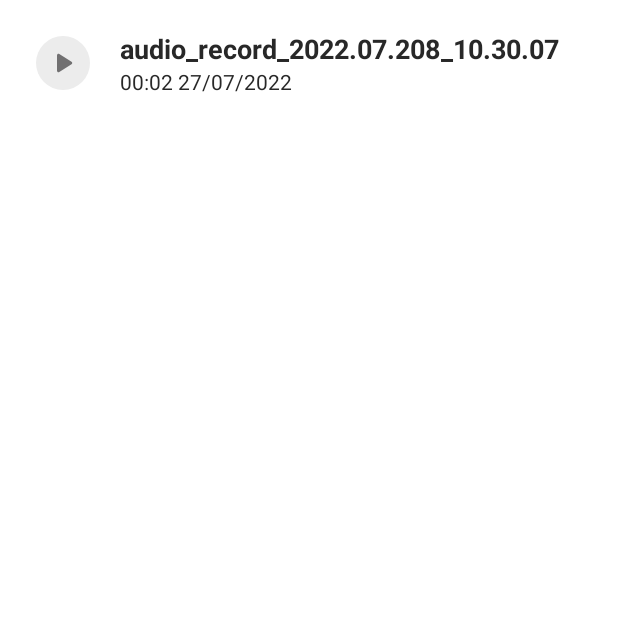
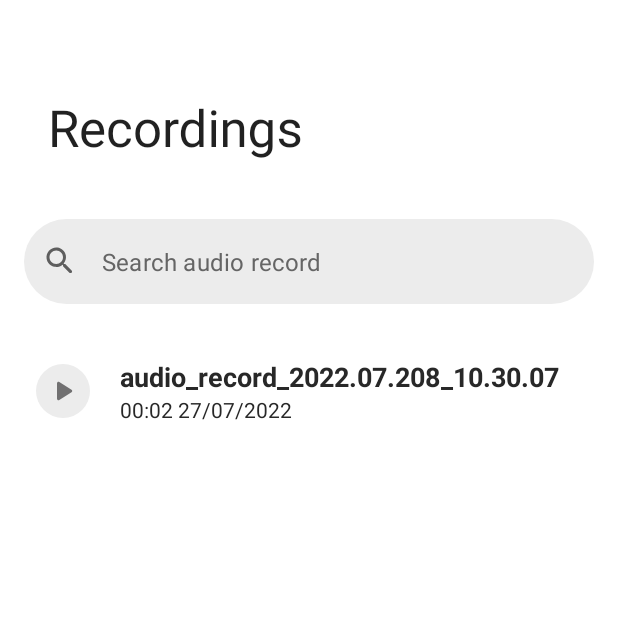
Before and after one commit to viktornikolov069/Audio-Recorder, an Android app: the GalleryActivity screen opened directly, with no data from a screen before it, on a phone screen of 412 x 824 dp, the top half of it. Run offline under Robolectric (Android 15) with nearby library versions, the phone set to English and light mode, and no system bars; our stand-ins replace Room's generated code.

Commit message:
Added filtering to recycle view

```diff
--- a/app/src/main/java/com/example/audiorecorder/db/AudioRecordDao.kt
+++ b/app/src/main/java/com/example/audiorecorder/db/AudioRecordDao.kt
@@ -6,6 +6,9 @@ import androidx.room.*
 interface AudioRecordDao {
     @Query("SELECT * FROM audioRecords")
     fun getAll(): List<AudioRecord>
+
+    @Query("SELECT * FROM audioRecords WHERE filename LIKE :query")
+    fun searchDataBase(query: String): List<AudioRecord>
 
     @Insert
     fun insert(vararg audioRecord: AudioRecord)
--- a/app/src/main/java/com/example/audiorecorder/ui/AudioPlayerActivity.kt
+++ b/app/src/main/java/com/example/audiorecorder/ui/AudioPlayerActivity.kt
@@ -7,7 +7,6 @@ import android.os.Bundle
 import android.os.Handler
 import android.os.Looper
 import android.widget.SeekBar
-import android.widget.TextView
 import androidx.core.content.res.ResourcesCompat
 import androidx.room.Room
 import com.example.audiorecorder.R
@@ -16,7 +15,6 @@ import com.example.audiorecorder.db.AppDatabase
 import com.example.audiorecorder.db.AudioRecord
 import com.example.audiorecorder.utils.Constants
 import com.example.audiorecorder.utils.Constants.BUNDLE_AUDIO_RECORD_ID
-import com.google.android.material.appbar.MaterialToolbar
 import java.text.DecimalFormat
 import java.text.NumberFormat
 
@@ -71,7 +69,6 @@ class AudioPlayerActivity : AppCompatActivity() {
             mtToolbar.setNavigationOnClickListener {
                 onBackPressed()
             }
-
             tvFilename.text = filename
         }
 
@@ -82,6 +79,7 @@ class AudioPlayerActivity : AppCompatActivity() {
             prepare()
         }
 
+        /* Changes the format of the tvTrackDuration */
         binding.tvTrackDuration.text = dateFormat(mediaPlayer.duration)
 
         /* The handler delays a task that will be executed by the MainLooper */
@@ -111,6 +109,7 @@ class AudioPlayerActivity : AppCompatActivity() {
                 R.drawable.ic_play_circle, theme)
         }
 
+        /* --- AudioPlayer Buttons --- */
         binding.apply {
             btnForward.setOnClickListener {
                 mediaPlayer.seekTo(mediaPlayer.currentPosition + jumpValue)
@@ -173,6 +172,7 @@ class AudioPlayerActivity : AppCompatActivity() {
         handler.removeCallbacks(runnable)
     }
 
+    /* Changes "duration" which is in milliseconds to 0:00:00 */
     private fun dateFormat(duration: Int): String {
         var durToSec = duration/1000 //ms to sec
         var sec = durToSec % 60 // 6666sec % 60 = 6sec (extracting the seconds)
--- a/app/src/main/java/com/example/audiorecorder/ui/GalleryActivity.kt
+++ b/app/src/main/java/com/example/audiorecorder/ui/GalleryActivity.kt
@@ -1,8 +1,13 @@
 package com.example.audiorecorder.ui
 
+import android.content.Context
 import android.content.Intent
 import androidx.appcompat.app.AppCompatActivity
 import android.os.Bundle
+import android.text.Editable
+import android.text.TextWatcher
+import android.view.View
+import android.view.inputmethod.InputMethodManager
 import android.widget.Toast
 import androidx.recyclerview.widget.LinearLayoutManager
 import androidx.room.Room
@@ -13,6 +18,8 @@ import com.example.audiorecorder.databinding.ActivityMainBinding
 import com.example.audiorecorder.db.AppDatabase
 import com.example.audiorecorder.utils.Constants
 import com.example.audiorecorder.utils.Constants.BUNDLE_AUDIO_RECORD_ID
+import kotlinx.coroutines.GlobalScope
+import kotlinx.coroutines.launch
 
 class GalleryActivity : AppCompatActivity(), OnItemClickListener {
 
@@ -30,17 +37,54 @@ class GalleryActivity : AppCompatActivity(), OnItemClickListener {
         binding = ActivityGalleryBinding.inflate(layoutInflater)
         setContentView(binding.root)
         checkItem()
+
+        /* Filtering the recycle view for a specific file */
+        binding.etSearchInput.addTextChangedListener(object: TextWatcher{
+            override fun beforeTextChanged(s: CharSequence?, start: Int, count: Int, after: Int) {
+            }
+
+            override fun onTextChanged(s: CharSequence?, start: Int, before: Int, count: Int) {
+                var query = s.toString()
+                searchDataBase(query)
+            }
+
+            override fun afterTextChanged(s: Editable?) {
+            }
+
+        })
+
+        binding.tlRecordings.setOnClickListener {
+            val imm = getSystemService(Context.INPUT_METHOD_SERVICE) as InputMethodManager
+            imm.hideSoftInputFromWindow(it.windowToken, 0)
+        }
+
+    }
+
+    private fun searchDataBase(query: String) {
+        GlobalScope.launch {
+            if (appDB.audioRecordDao().getAll().isNotEmpty()) {
+                audioAdapter.differ.submitList(appDB.audioRecordDao().
+                searchDataBase("%$query%")) //%...% -> look for filenames that contain "query"
+
+                runOnUiThread {
+                    setupRecyclerView()
+                }
+            }
+        }
+
     }
 
     /* Send data from database to recycler view */
     private fun checkItem() {
-        binding.apply {
-            if (appDB.audioRecordDao().getAll().isNotEmpty()) {
-                audioAdapter.differ.submitList(appDB.audioRecordDao().getAll())
-                setupRecyclerView()
-                //updateDashBoard()
+        GlobalScope.launch {
+            binding.apply {
+                if (appDB.audioRecordDao().getAll().isNotEmpty()) {
+                    audioAdapter.differ.submitList(appDB.audioRecordDao().getAll())
+                    setupRecyclerView()
+                }
             }
         }
+
     }
 
     /* */
@@ -51,6 +95,7 @@ class GalleryActivity : AppCompatActivity(), OnItemClickListener {
         }
     }
 
+    /* Opens AudioPlayerActivity */
     override fun onItemClickListener(position: Int) {
         var audioRecord = audioAdapter.differ.currentList[position]
         val intent = Intent(this, AudioPlayerActivity::class.java)
@@ -58,7 +103,9 @@ class GalleryActivity : AppCompatActivity(), OnItemClickListener {
         startActivity(intent)
     }
 
+    /* */
     override fun onItemLongClickListener(position: Int) {
         Toast.makeText(this@GalleryActivity, "Long click", Toast.LENGTH_SHORT).show()
     }
+
 }
--- /dev/null
+++ b/app/src/main/res/drawable/ic_search.xml
@@ -0,0 +1,5 @@
+<vector android:height="24dp" android:tint="#717071"
+    android:viewportHeight="24" android:viewportWidth="24"
+    android:width="24dp" xmlns:android="http://schemas.android.com/apk/res/android">
+    <path android:fillColor="@android:color/white" android:pathData="M15.5,14h-0.79l-0.28,-0.27c1.2,-1.4 1.82,-3.31 1.48,-5.34 -0.47,-2.78 -2.79,-5 -5.59,-5.34 -4.23,-0.52 -7.79,3.04 -7.27,7.27 0.34,2.8 2.56,5.12 5.34,5.59 2.03,0.34 3.94,-0.28 5.34,-1.48l0.27,0.28v0.79l4.25,4.25c0.41,0.41 1.08,0.41 1.49,0 0.41,-0.41 0.41,-1.08 0,-1.49L15.5,14zM9.5,14C7.01,14 5,11.99 5,9.5S7.01,5 9.5,5 14,7.01 14,9.5 11.99,14 9.5,14z"/>
+</vector>
--- a/app/src/main/res/layout/activity_gallery.xml
+++ b/app/src/main/res/layout/activity_gallery.xml
@@ -1,14 +1,62 @@
 <?xml version="1.0" encoding="utf-8"?>
-<androidx.constraintlayout.widget.ConstraintLayout xmlns:android="http://schemas.android.com/apk/res/android"
+<androidx.coordinatorlayout.widget.CoordinatorLayout xmlns:android="http://schemas.android.com/apk/res/android"
     xmlns:app="http://schemas.android.com/apk/res-auto"
     xmlns:tools="http://schemas.android.com/tools"
+    android:id="@+id/rootView"
     android:layout_width="match_parent"
     android:layout_height="match_parent"
     tools:context=".ui.GalleryActivity">
 
+    <!-- APPBAR LAYOUT -->
+    <com.google.android.material.appbar.AppBarLayout
+        android:layout_width="match_parent"
+        android:layout_height="wrap_content"
+        android:fitsSystemWindows="true"
+        android:background="@android:color/transparent"
+        android:elevation="0dp"
+        android:outlineAmbientShadowColor="@android:color/transparent"
+        android:outlineSpotShadowColor="@android:color/transparent">
+
+        <!-- TOOLBAR LAYOUT RECORDINGS -->
+        <com.google.android.material.appbar.CollapsingToolbarLayout
+            android:id="@+id/tlRecordings"
+            android:layout_width="match_parent"
+            android:layout_height="130dp"
+            app:layout_scrollFlags="scroll|exitUntilCollapsed">
+
+            <com.google.android.material.appbar.MaterialToolbar
+                android:layout_width="match_parent"
+                android:layout_height="?actionBarSize"
+                app:title="Recordings">
+            </com.google.android.material.appbar.MaterialToolbar>
+
+        </com.google.android.material.appbar.CollapsingToolbarLayout>
+
+        <!-- RECYCLE VIEW FILTER  -->
+        <com.google.android.material.textfield.TextInputLayout
+            android:layout_width="match_parent"
+            android:layout_height="wrap_content"
+            app:hintEnabled="false"
+            style = "@style/SearchInputStyle">
+            <com.google.android.material.textfield.TextInputEditText
+                android:layout_width="match_parent"
+                android:layout_height="wrap_content"
+                android:id="@+id/etSearchInput"
+                android:hint="Search audio record"
+                android:inputType="text"
+                android:textColor="@color/colorText"
+                android:textColorHint="@color/grayDark"
+                android:imeOptions="actionSearch"/>
+
+        </com.google.android.material.textfield.TextInputLayout>
+
+    </com.google.android.material.appbar.AppBarLayout>
+
+    <!-- RECYCLE VIEW-->
     <androidx.recyclerview.widget.RecyclerView
         android:id="@+id/rvGallary"
         android:layout_width="match_parent"
-        android:layout_height="match_parent"/>
+        android:layout_height="match_parent"
+        app:layout_behavior="@string/appbar_scrolling_view_behavior"/>
 
-</androidx.constraintlayout.widget.ConstraintLayout>
+</androidx.coordinatorlayout.widget.CoordinatorLayout>
--- a/app/src/main/res/layout/activity_main.xml
+++ b/app/src/main/res/layout/activity_main.xml
@@ -11,6 +11,7 @@
     android:layout_width="match_parent"
     android:layout_height="match_parent">
 
+        <!-- TIMER -->
         <TextView
             android:id="@+id/tvTimer"
             android:layout_width="wrap_content"
@@ -22,6 +23,7 @@
             app:layout_constraintStart_toStartOf="parent"
             app:layout_constraintTop_toTopOf="parent" />
 
+        <!-- DELETE/PLAY/DONE LAYOUT -->
         <LinearLayout
             android:layout_width="match_parent"
             android:layout_height="wrap_content"
--- a/app/src/main/res/layout/bottom_sheet.xml
+++ b/app/src/main/res/layout/bottom_sheet.xml
@@ -8,6 +8,7 @@
     android:background="@drawable/background_round"
     android:orientation="vertical">
 
+    <!-- SAVE RECORD LABEL -->
     <TextView
         android:layout_width="match_parent"
         android:layout_height="wrap_content"
@@ -16,11 +17,13 @@
         android:textSize="26sp"
         android:textAlignment="center"/>
 
+    <!-- RECORD NAME LAYOUT -->
     <com.google.android.material.textfield.TextInputLayout
         style="@style/TextLayoutStyle"
         android:layout_width="match_parent"
         android:layout_height="wrap_content">
 
+        <!-- RECORD NAME EDIT TEXT -->
         <com.google.android.material.textfield.TextInputEditText
             android:id="@+id/etFilenameInput"
             android:layout_width="match_parent"
@@ -32,12 +35,14 @@
 
     </com.google.android.material.textfield.TextInputLayout>
 
+    <!-- CANCEL/OK LINEAR LAYOUT -->
     <LinearLayout
         android:layout_width="match_parent"
         android:layout_height="wrap_content"
         android:gravity="center"
         android:layout_marginBottom="80dp">
 
+        <!-- CANCEL BUTTON LEFT -->
         <com.google.android.material.button.MaterialButton
             android:id="@+id/btnCancel"
             android:layout_width="140dp"
@@ -48,6 +53,7 @@
             app:cornerRadius="26dp"
             app:rippleColor="@color/grayDark"/>
 
+        <!-- OK BUTTON RIGHT -->
         <com.google.android.material.button.MaterialButton
             android:id="@+id/btnOk"
             android:layout_width="140dp"
--- a/app/src/main/res/layout/item_layout.xml
+++ b/app/src/main/res/layout/item_layout.xml
@@ -9,6 +9,7 @@
     android:gravity="center_vertical"
     android:layout_height="wrap_content">
 
+    <!-- PLAY BUTTON LABEL -->
     <ImageButton
         android:layout_width="36dp"
         android:layout_height="36dp"
--- a/app/src/main/res/values/themes.xml
+++ b/app/src/main/res/values/themes.xml
@@ -29,4 +29,18 @@
         <item name="boxCornerRadiusTopStart">26dp</item>
         <item name="boxCornerRadiusTopEnd">26dp</item>
     </style>
+
+    <style name="SearchInputStyle" parent="Widget.MaterialComponents.TextInputLayout.OutlinedBox">
+        <item name="boxBackgroundColor">@color/gray</item>
+        <item name="boxStrokeWidth">0dp</item>
+        <item name="boxStrokeWidthFocused">0dp</item>
+        <item name="android:layout_margin">16dp</item>
+        <item name="boxCornerRadiusTopStart">36dp</item>
+        <item name="boxCornerRadiusTopEnd">36dp</item>
+        <item name="boxCornerRadiusBottomStart">36dp</item>
+        <item name="boxCornerRadiusBottomEnd">36dp</item>
+        <item name="endIconMode">clear_text</item>
+        <item name="startIconDrawable">@drawable/ic_search</item>
+
+    </style>
 </resources>
```
Also changed, not shown: app/src/main/res/layout/activity_audio_player.xml (+7 -0 lines).
